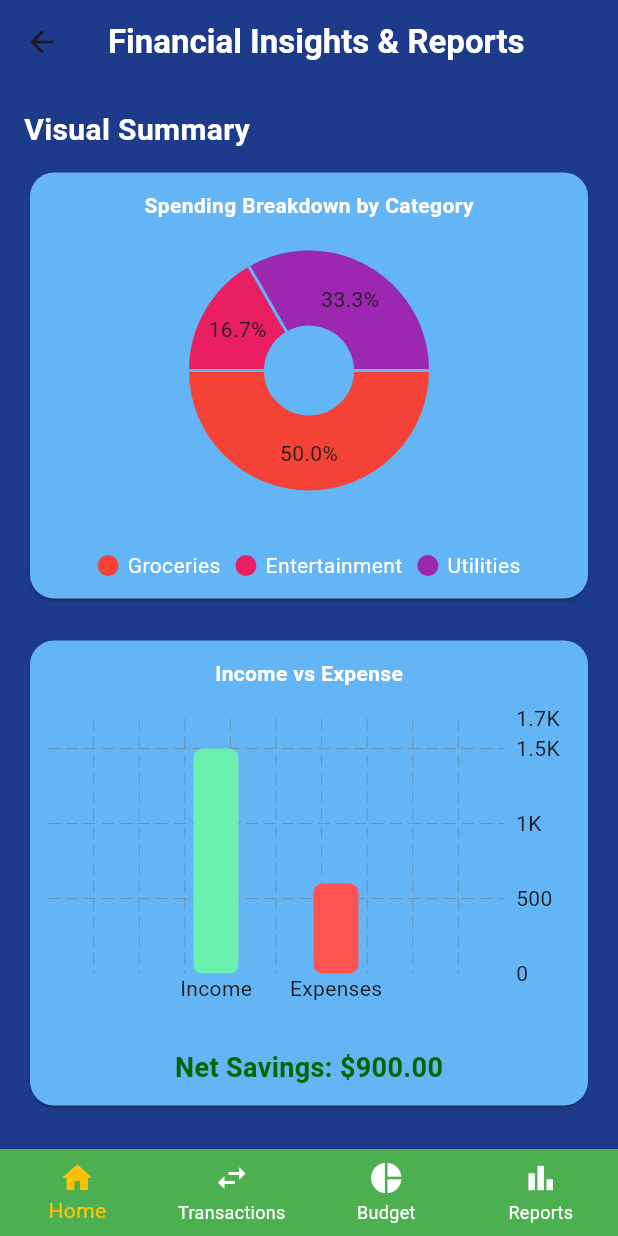
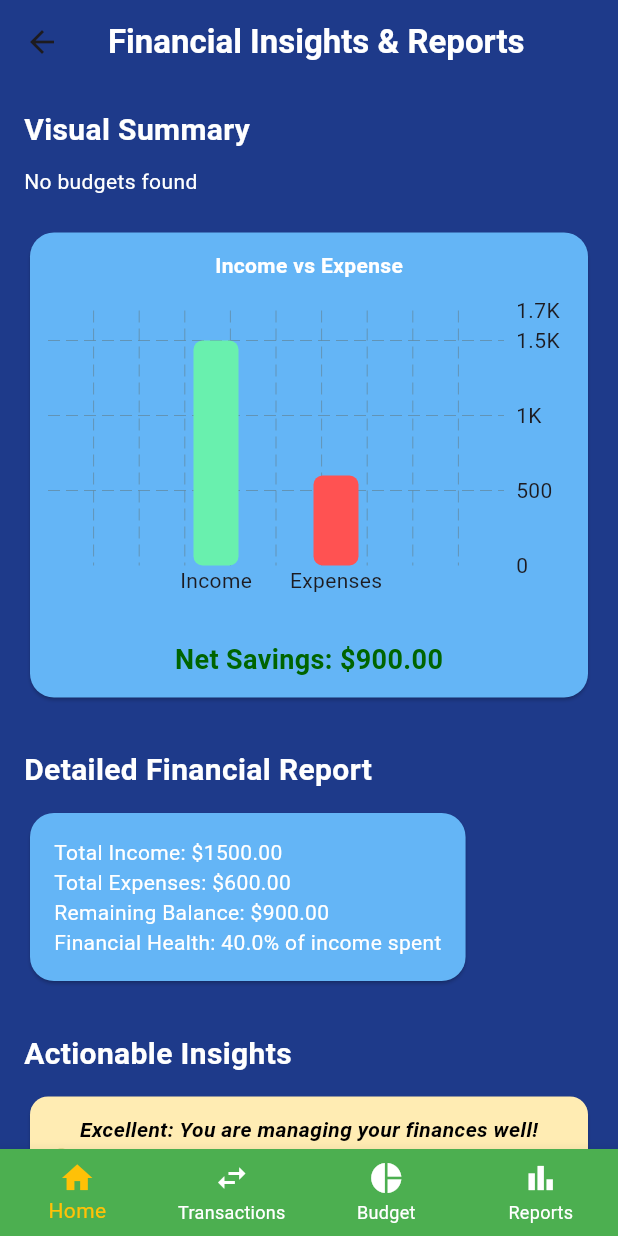
Before and after one commit to alzahraa300/COMP4206, a Flutter app: the ReportsScreen screen opened directly with empty values, on a phone screen of 412 x 824 dp. Run offline on Flutter 3.47's test engine with Material 3 defaults, Android fonts, the phone set to English and light mode, and no system bars; drawn by our look-alikes of fl_chart; our stand-ins replace cloud_firestore, firebase_auth, firebase_core, firebase_storage, image_picker; accounts and stored records are empty.

Commit message:
part 3 draft 2

```diff
--- a/lib/models/budget_page_category.dart
+++ b/lib/models/budget_page_category.dart
@@ -29,4 +29,19 @@ class BudgetPageCategory {
       'uid': uid
     };
   }
+
+  // Add the copyWith method
+  BudgetPageCategory copyWith({
+    String? category,
+    double? limit,
+    double? spent,
+    String? uid,
+  }) {
+    return BudgetPageCategory(
+      category: category ?? this.category,
+      limit: limit ?? this.limit,
+      spent: spent ?? this.spent,
+      uid: uid ?? this.uid,
+    );
+  }
 }
--- /dev/null
+++ b/lib/models/transactions.dart
@@ -0,0 +1,45 @@
+import 'package:cloud_firestore/cloud_firestore.dart';
+
+class Transactions {
+  final String transaction_id;
+  final double amount;
+  final String description;
+  final String payment_method;
+  final DateTime transaction_date;
+  final String transaction_type;
+  final String? uid; // Made optional
+
+  Transactions({
+    required this.transaction_id,
+    required this.amount,
+    required this.description,
+    required this.payment_method,
+    required this.transaction_date,
+    required this.transaction_type,
+    this.uid,
+  });
+
+  Map<String, dynamic> toMap() {
+    return {
+      'transaction_id': transaction_id,
+      'amount': amount,
+      'description': description,
+      'payment_method': payment_method,
+      'transaction_date': transaction_date,
+      'transaction_type': transaction_type,
+      'uid': uid,
+    };
+  }
+
+  factory Transactions.fromDoc(Map<String, dynamic> doc) {
+    return Transactions(
+      transaction_id: doc['transaction_id'],
+      amount: doc['amount'],
+      description: doc['description'],
+      payment_method: doc['payment_method'],
+      transaction_date: (doc['transaction_date'] as Timestamp).toDate(),
+      transaction_type: doc['transaction_type'],
+      uid: doc['uid'],
+    );
+  }
+}
--- a/lib/pages/budget.dart
+++ b/lib/pages/budget.dart
@@ -242,7 +242,7 @@ class _BudgetState extends State<BudgetScreen> {
           } else if (index == 1) {
             Navigator.push(
               context,
-              MaterialPageRoute(builder: (context) => const TransactionScreen()),
+              MaterialPageRoute(builder: (context) => TransactionScreen(uid: widget.uid)),
             );
           } else if (index == 2) {
             ScaffoldMessenger.of(context).showSnackBar(
--- a/lib/pages/home.dart
+++ b/lib/pages/home.dart
@@ -6,6 +6,7 @@ import '../constants/app_constants.dart';
 import '../widgets/budget_card.dart';
 import '../services/budget_services.dart';
 import 'package:cloud_firestore/cloud_firestore.dart';
+import '../services/transaction_service.dart';
 import 'budget.dart';
 import 'login.dart';
 
@@ -19,6 +20,7 @@ class HomeScreen extends StatefulWidget {
 }
 
 class _HomeScreenState extends State<HomeScreen> {
+  final TransactionService _transactionService = TransactionService();
   String fullName = '';
   String email = '';
 
@@ -199,7 +201,7 @@ class _HomeScreenState extends State<HomeScreen> {
                   Navigator.pop(context);
                   Navigator.push(
                     context,
-                    MaterialPageRoute(builder: (context) => const TransactionScreen()),
+                    MaterialPageRoute(builder: (context) => TransactionScreen(uid: widget.uid)),
                   );
                 },
               ),
@@ -224,7 +226,7 @@ class _HomeScreenState extends State<HomeScreen> {
                   Navigator.push(
                   context,
                   MaterialPageRoute(
-                  builder: (context) => ReportsScreen (userName: fullName),
+                  builder: (context) => ReportsScreen (uid: widget.uid),
                   ),
                   );
                   },
@@ -250,9 +252,33 @@ class _HomeScreenState extends State<HomeScreen> {
         child: ListView(
           padding: const EdgeInsets.all(20.0),
           children: [
-            const BudgetCard(title: 'Income', value: 'OMR 1500.00'),
+            FutureBuilder<double>(
+              future: _transactionService.getTotalIncome(widget.uid),
+              builder: (context, snapshot) {
+                if (snapshot.connectionState == ConnectionState.waiting) {
+                  return BudgetCard(title: 'Income', value: 'Loading...');
+                }
+                if (snapshot.hasError) {
+                  return BudgetCard(title: 'Income', value: 'Error');
+                }
+                final income = snapshot.data?.toStringAsFixed(2) ?? '0.00';
+                return BudgetCard(title: 'Income', value: 'OMR $income');
+              },
+            ),
             const SizedBox(height: 20),
-            const BudgetCard(title: 'Expenses', value: 'OMR 350.00'),
+            FutureBuilder<double>(
+              future: _transactionService.getTotalExpense(widget.uid),
+              builder: (context, snapshot) {
+                if (snapshot.connectionState == ConnectionState.waiting) {
+                  return BudgetCard(title: 'Expenses', value: 'Loading...');
+                }
+                if (snapshot.hasError) {
+                  return BudgetCard(title: 'Expenses', value: 'Error');
+                }
+                final expenses = snapshot.data?.toStringAsFixed(2) ?? '0.00';
+                return BudgetCard(title: 'Expenses', value: 'OMR $expenses');
+              },
+            ),
             const SizedBox(height: 20),
             Container(
               padding: const EdgeInsets.all(16.0),
@@ -346,7 +372,7 @@ class _HomeScreenState extends State<HomeScreen> {
           } else if (index == 1) {
             Navigator.push(
               context,
-              MaterialPageRoute(builder: (context) => const TransactionScreen()),
+              MaterialPageRoute(builder: (context) => TransactionScreen(uid: widget.uid)),
             );
           } else if (index == 2) {
             Navigator.push(
@@ -360,7 +386,7 @@ class _HomeScreenState extends State<HomeScreen> {
               context,
               MaterialPageRoute(
                 //change to report
-                builder: (context) =>  ReportsScreen(userName: fullName),
+                builder: (context) =>  ReportsScreen(uid: widget.uid),
               ),
             );
           }
--- a/lib/pages/reports.dart
+++ b/lib/pages/reports.dart
@@ -2,21 +2,24 @@ import 'package:project_part1/pages/transaction.dart';
 import 'package:flutter/material.dart';
 import 'package:fl_chart/fl_chart.dart';
 import '../constants/app_constants.dart';
+import 'package:cloud_firestore/cloud_firestore.dart';
+import '../models/budget_page_category.dart';
+import '../services/budget_services.dart';
 import 'budget.dart';
 import 'home.dart';
 
-class ReportsScreen extends StatelessWidget {
-  String uid='';
-  final String userName; // Add this parameter
-  ReportsScreen({Key? key, required this.userName}) : super(key: key);
+class ReportsScreen extends StatefulWidget {
+  final String uid;
+
+  const ReportsScreen({Key? key, required this.uid}) : super(key: key);
+
+  @override
+  _ReportsScreenState createState() => _ReportsScreenState();
+}
+
+class _ReportsScreenState extends State<ReportsScreen> {
   final double totalIncome = 1500;
   final double totalExpenses = 600;
-
-  final Map<String, double> categorySpending = {
-    'Groceries': 300,
-    'Entertainment': 100,
-    'Utilities': 200,
-  };
 
   // BottomNavigationBar items extracted as a constant for reusability
   static const List<BottomNavigationBarItem> _navItems = [
@@ -70,19 +73,19 @@ class ReportsScreen extends StatelessWidget {
             Navigator.push(
               context,
               MaterialPageRoute(
-                builder: (context) => HomeScreen(uid: uid), // Pass userName
+                builder: (context) => HomeScreen(uid: widget.uid), // Pass userName
               ),
             );
           } else if (index == 1) {
             Navigator.push(
               context,
-              MaterialPageRoute(builder: (context) => const TransactionScreen()),
+              MaterialPageRoute(builder: (context) => TransactionScreen(uid: widget.uid)),
             );
           } else if (index == 2) {
             Navigator.push(
               context,
               MaterialPageRoute(
-                builder: (context) => BudgetScreen(uid: uid),
+                builder: (context) => BudgetScreen(uid: widget.uid),
               ),
             );
           } else if (index == 3) {
@@ -96,7 +99,32 @@ class ReportsScreen extends StatelessWidget {
   }
 
   Widget _buildPieChart(BuildContext context) {
-    final total = categorySpending.values.reduce((a, b) => a + b);
+    return StreamBuilder<List<BudgetPageCategory>>(
+      stream: getBudgets(widget.uid),
+      builder: (context, snapshot) {
+        if (snapshot.connectionState == ConnectionState.waiting) {
+          return CircularProgressIndicator();
+        } else if (snapshot.hasError) {
+          return Text("Error: ${snapshot.error}");
+        } else if (!snapshot.hasData || snapshot.data!.isEmpty) {
+          return Text("No budgets found", style: TextStyle(color: Colors.white));
+        }
+
+        final budgets = snapshot.data!;
+        final categorySpending = <String, double>{};
+
+        for (var budget in budgets) {
+          final category = budget.category;
+          final spent = budget.spent;
+          if (categorySpending.containsKey(category)) {
+            categorySpending[category] = categorySpending[category]! + spent;
+          } else {
+            categorySpending[category] = spent;
+          }
+        }
+
+        final total = categorySpending.values.fold(0.0, (a, b) => a + b);
+
         return Card(
           color: Colors.blue.shade300,
           shape: RoundedRectangleBorder(borderRadius: BorderRadius.circular(16)),
@@ -104,7 +132,13 @@ class ReportsScreen extends StatelessWidget {
             padding: const EdgeInsets.all(12.0),
             child: Column(
               children: [
-            Text("Spending Breakdown by Category", style: TextStyle(color: AppConstants.textColor, fontWeight: FontWeight.bold)),
+                Text(
+                  "Spending Breakdown by Category",
+                  style: TextStyle(
+                    color: AppConstants.textColor,
+                    fontWeight: FontWeight.bold,
+                  ),
+                ),
                 SizedBox(
                   height: 200,
                   child: PieChart(
@@ -114,7 +148,9 @@ class ReportsScreen extends StatelessWidget {
                         return PieChartSectionData(
                           value: entry.value,
                           title: '${(percent * 100).toStringAsFixed(1)}%',
-                      color: Colors.primaries[categorySpending.keys.toList().indexOf(entry.key) % Colors.primaries.length],
+                          color: Colors.primaries[
+                          categorySpending.keys.toList().indexOf(entry.key) %
+                              Colors.primaries.length],
                           radius: 50,
                         );
                       }).toList(),
@@ -152,7 +188,10 @@ class ReportsScreen extends StatelessWidget {
             ),
           ),
         );
+      },
+    );
   }
+
 
   Widget _buildBarChart(BuildContext context, netSavings) {
     return Card(
--- a/pubspec.yaml
+++ b/pubspec.yaml
@@ -40,6 +40,7 @@ dependencies:
   cloud_firestore: ^5.6.7
   firebase_core: ^3.13.0
   firebase_storage: ^12.4.5
+  uuid: ^4.5.1
   intl: ^0.19.0
 
 dev_dependencies:
```
Also changed, not shown: lib/pages/transaction.dart (+202 -175 lines), lib/services/budget_services.dart (+38 -0 lines), lib/services/transaction_service.dart (added, +99 -0 lines), pubspec.lock. Lines whose indentation alone changed are shown as unchanged.
